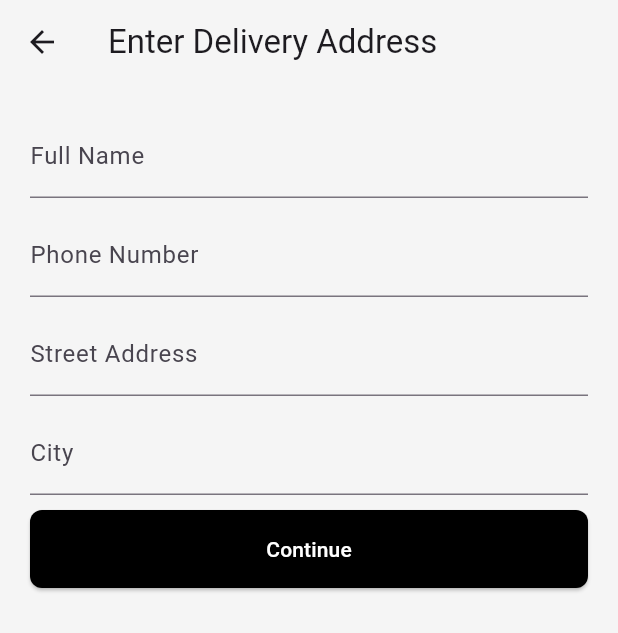
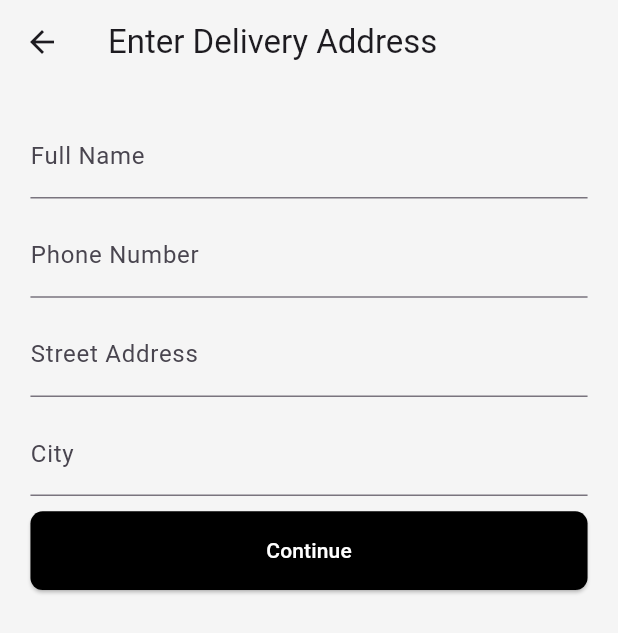
Before and after one commit to YasmineMohamedHegazy/shoe_store_app, a Flutter app: the HomePage screen opened directly, item 2 of the bottom bar chosen, after a tap on "Continue to Checkout", on a phone screen of 412 x 824 dp. Shown: the top 633 px of the screen. Run offline on Flutter 3.47's test engine with Material 3 defaults, Android fonts, the phone set to English and light mode, and no system bars; our stand-ins replace flutter_screenutil, google_nav_bar.

Commit message:
Updated to Responsive design

```diff
--- a/lib/components/bottom_nav_bar.dart
+++ b/lib/components/bottom_nav_bar.dart
@@ -18,8 +18,8 @@ class BottNavBar extends StatelessWidget {
       tabs: const [
         GButton(icon: Icons.home, text: 'Home',),
         GButton(icon: Icons.shopping_bag_rounded, text: 'Cart',)
-
-      ]),
+        ]
+      ),
     );
   }
 }
--- a/lib/components/shoe_tile.dart
+++ b/lib/components/shoe_tile.dart
@@ -1,4 +1,5 @@
 import 'package:flutter/material.dart';
+import 'package:flutter_screenutil/flutter_screenutil.dart';
 import 'package:shoes_shopapp/models/shoe.dart';
 
 
@@ -9,28 +10,29 @@ class ShoeTile extends StatelessWidget {
 
   @override
   Widget build(BuildContext context) {
-    return Container(margin: EdgeInsets.only(left: 25),width: 200,
-    decoration: BoxDecoration(color: Colors.grey[100],borderRadius: BorderRadius.circular(12)
+    return Container(margin: EdgeInsets.only(left: 25.w),width: 200.w,
+    decoration: BoxDecoration(color: Colors.grey[100],borderRadius: BorderRadius.circular(12.r)
     ),
     child: Column(
       mainAxisAlignment: MainAxisAlignment.spaceBetween,
       children: [
       //shoe pic
       ClipRRect(
-        borderRadius: BorderRadius.circular(12),
+        borderRadius: BorderRadius.circular(12.r),
         child: Image.asset(shoe.imagepath)),
 
      //Description
      Padding(
-       padding: const EdgeInsets.symmetric(horizontal: 25.0),
+       padding: EdgeInsets.symmetric(horizontal: 25.0.w),
        child: Text(
         shoe.description,
-        style: TextStyle(color:Colors.grey[600]),),
+        style: TextStyle(color:Colors.grey[600]),
+        ),
      ),
 
     // price and details
     Padding(
-      padding: const EdgeInsets.only(left: 12.0),
+      padding: EdgeInsets.only(left: 12.0.w),
       child: Row(
         mainAxisAlignment: MainAxisAlignment.spaceBetween, //pushed the plus icon to the end
         crossAxisAlignment: CrossAxisAlignment.start,
@@ -40,32 +42,35 @@ class ShoeTile extends StatelessWidget {
             mainAxisAlignment: MainAxisAlignment.start,
             children: [
               //shoe name
-              Text(shoe.name,style:const TextStyle(fontWeight: FontWeight.bold,fontSize: 18),
+              Text(shoe.name,style: TextStyle(fontWeight: FontWeight.bold,fontSize: 18.sp),
               overflow: TextOverflow.ellipsis,
               ),
 
-              const SizedBox(height: 5),
+              SizedBox(height: 5.h),
               //price
               Text(shoe.price + 'EGP',style: const TextStyle(color: Colors.black),),
-              ],),),
+              ],
+            ),
+          ),
               //plus button
               GestureDetector(
                 onTap: onTap,
                 child: Container(
-                  padding: const EdgeInsets.all(12),
-                  decoration: const BoxDecoration(color: Colors.black,
+                  padding: EdgeInsets.all(12.r),
+                  decoration: BoxDecoration(color: Colors.black,
                   borderRadius: BorderRadius.only(
-                    topLeft:Radius.circular(12),bottomRight:Radius.circular(12)
-                    )),
+                    topLeft:Radius.circular(12.r),bottomRight:Radius.circular(12.r)
+                    )
+                  ),
                     child: const Icon(Icons.add,color: Colors.white,),
                 ),
               )
-              ],),
+            ],
+          ),
+        )
+      ],
     )
-
-    ],
-    )
-    );
+  );
 
   }
 }
--- a/lib/pages/address_page.dart
+++ b/lib/pages/address_page.dart
@@ -1,7 +1,6 @@
 import 'package:flutter/material.dart';
+import 'package:flutter_screenutil/flutter_screenutil.dart';
 import 'package:shoes_shopapp/pages/summary_page.dart';
-
-
 
 class AddressPage extends StatefulWidget {
   const AddressPage({super.key});
@@ -36,16 +35,16 @@ class _AddressPageState extends State<AddressPage> {
       );
     }
   }
-
   @override
   Widget build(BuildContext context) {
     return Scaffold(
       backgroundColor: Colors.grey[100],
       appBar: AppBar(
         backgroundColor: Colors.grey[100],
-        title: const Text('Enter Delivery Address')),
+        title: const Text('Enter Delivery Address')
+        ),
       body: Padding(
-        padding: const EdgeInsets.all(20),
+        padding: EdgeInsets.all(20.r),
         child: Form(
           key: _formKey,
           child: ListView(
@@ -56,7 +55,7 @@ class _AddressPageState extends State<AddressPage> {
                 decoration: const InputDecoration(labelText: 'Full Name'),
                 validator: (value) => value!.isEmpty ? 'Enter your name' : null,
               ),
-              const SizedBox(height: 10),
+              SizedBox(height: 10.h),
 
               // Phone
               TextFormField(
@@ -65,7 +64,7 @@ class _AddressPageState extends State<AddressPage> {
                 keyboardType: TextInputType.phone,
                 validator: (value) => value!.isEmpty ? 'Enter phone number' : null,
               ),
-              const SizedBox(height: 10),
+              SizedBox(height: 10.h),
 
               // Street Address
               TextFormField(
@@ -73,7 +72,7 @@ class _AddressPageState extends State<AddressPage> {
                 decoration: const InputDecoration(labelText: 'Street Address'),
                 validator: (value) => value!.isEmpty ? 'Enter address' : null,
               ),
-              const SizedBox(height: 10),
+              SizedBox(height: 10.h),
 
               // City
               TextFormField(
@@ -81,15 +80,15 @@ class _AddressPageState extends State<AddressPage> {
                 decoration: const InputDecoration(labelText: 'City'),
                 validator: (value) => value!.isEmpty ? 'Enter city' : null,
               ),
-              const SizedBox(height: 10),
+              SizedBox(height: 10.h),
 
               // Continue Button
               ElevatedButton(
                 onPressed: goToSummaryPage,
                 style: ElevatedButton.styleFrom(
                   backgroundColor: Colors.black,
-                  padding: const EdgeInsets.symmetric(vertical: 16),
-                  shape: RoundedRectangleBorder(borderRadius: BorderRadius.circular(8))
+                  padding: EdgeInsets.symmetric(vertical: 16.h),
+                  shape: RoundedRectangleBorder(borderRadius: BorderRadius.circular(8.r))
                 ),
                 child: const Text(
                   'Continue',
--- a/lib/pages/cart_page.dart
+++ b/lib/pages/cart_page.dart
@@ -1,4 +1,5 @@
 import 'package:flutter/material.dart';
+import 'package:flutter_screenutil/flutter_screenutil.dart';
 import 'package:provider/provider.dart';
 import 'package:shoes_shopapp/components/cart_item.dart';
 import 'package:shoes_shopapp/pages/address_page.dart';
@@ -12,13 +13,13 @@ class CartPage extends StatelessWidget {
   @override
   Widget build (BuildContext context) {
     return Consumer<Cart> (builder:(context, value, child) => Padding(
-      padding: const EdgeInsets.symmetric(horizontal: 25.0),
+      padding: EdgeInsets.symmetric(horizontal: 25.0.w),
       child: Column(
         crossAxisAlignment: CrossAxisAlignment.start,
         children: [
           // Heading
-          const Text('My Cart',style: TextStyle(fontWeight: FontWeight.bold, fontSize: 24),),
-          const SizedBox(height: 20),
+          Text('My Cart',style: TextStyle(fontWeight: FontWeight.bold, fontSize: 24.sp),),
+          SizedBox(height: 20.h),
 
           Expanded(
             child: ListView.builder(
@@ -29,32 +30,29 @@ class CartPage extends StatelessWidget {
 
             // return the cart item
             return CartItem(shoe: individualShoe,);
-
           }
-          ),),
+        ),
+      ),
           // Checkout button
           ElevatedButton(
             onPressed: () {
               Navigator.push(
                 context, MaterialPageRoute(
                   builder: (context) => const AddressPage()));
-
                 },
                 style: ElevatedButton.styleFrom(
                   backgroundColor: Colors.black,
-                  padding: EdgeInsets.symmetric(vertical:16),
-                  shape: RoundedRectangleBorder(borderRadius: BorderRadius.circular(8))
-
+                  padding: EdgeInsets.symmetric(vertical:16.h),
+                  shape: RoundedRectangleBorder(borderRadius: BorderRadius.circular(8.r))
                 ),
                 child: Center(
                   child: Text('Continue to Checkout',style: TextStyle(
-                    color: Colors.white,fontSize: 16)),
-
+                    color: Colors.white,fontSize: 16.sp)
+                    ),
                   )
                 ),
-            const SizedBox(height: 25)
+            SizedBox(height: 25.h)
             ],
-
           ),
         ),
       );
--- a/lib/pages/home_page.dart
+++ b/lib/pages/home_page.dart
@@ -1,4 +1,5 @@
 import 'package:flutter/material.dart';
+import 'package:flutter_screenutil/flutter_screenutil.dart';
 import 'package:shoes_shopapp/components/bottom_nav_bar.dart';
 import 'package:shoes_shopapp/pages/cart_page.dart';
 import 'package:shoes_shopapp/pages/home_page2.dart';
@@ -28,7 +29,6 @@ class _HomePageState extends State<HomePage>{
     const CartPage(),
   ];
 
-
   @override
   Widget build (BuildContext context) {
     return Scaffold(
@@ -50,18 +50,20 @@ class _HomePageState extends State<HomePage>{
       drawer: Drawer(backgroundColor: Colors.white,
       child: Column(
         children: [
-        SizedBox(height: 60),
+        SizedBox(height: 60.h),
 
        //other pages
-       const Padding(
-         padding: const EdgeInsets.only(left: 25.0),
+       Padding(
+         padding: EdgeInsets.only(left: 25.0.w),
          child: ListTile(leading: Icon(Icons.home,color: Colors.black,),title: Text('Home',style: TextStyle(
           color: Colors.black
-         ),)),
-       ),
+         ),
+        )
+      ),
+    ),
 
        Padding(
-         padding: const EdgeInsets.only(left: 25.0),
+         padding: EdgeInsets.only(left: 25.0.w),
          child: ListTile(leading: Icon(Icons.shop,color: Colors.black,),title: Text('Shop',style: TextStyle(
           color: Colors.black
          ),),
@@ -72,21 +74,26 @@ class _HomePageState extends State<HomePage>{
          ,),
        ),
 
-       const Padding(
-         padding: const EdgeInsets.only(left: 25.0),
+       Padding(
+         padding: EdgeInsets.only(left: 25.0.w),
          child: ListTile(leading: Icon(Icons.info,color: Colors.black,),title: Text('About',style: TextStyle(
           color: Colors.black
-         ),)),
-       ),
+         ),
+        )
+      ),
+    ),
 
-       const Padding(
-         padding: const EdgeInsets.only(left: 25.0),
+       Padding(
+         padding: EdgeInsets.only(left: 25.0.w),
          child: ListTile(leading: Icon(Icons.logout,color: Colors.black,),title: Text('Logout',style: TextStyle(
           color: Colors.black
-         ),)),
-       )
-
-      ],),),
+         ),
+        )
+      ),
+    )
+      ],
+    ),
+  ),
       body: _pages [_selectedIndex], //it changes the page when a user tap a button
     );
   }
--- a/lib/pages/home_page2.dart
+++ b/lib/pages/home_page2.dart
@@ -1,4 +1,5 @@
 import 'package:flutter/material.dart';
+import 'package:flutter_screenutil/flutter_screenutil.dart';
 import 'package:provider/provider.dart';
 import 'package:shoes_shopapp/components/shoe_tile.dart';
 import 'package:shoes_shopapp/models/shoe.dart';
@@ -11,20 +12,18 @@ class HomePage2 extends StatefulWidget {
   @override
   State<HomePage2> createState() => _HomePage2State();
 }
-
-//add shoe to cart
+// add shoe to cart
 void addShoeToCart(BuildContext context, shoe) {
   Provider.of<Cart>(context, listen: false).addItemToCart(shoe); //defining the function
 
-//alert the user, shoe successfully added
+// alert the user, shoe successfully added
 showDialog(
   context: context,
   builder: (context) => AlertDialog(
   title: Text('Successfully added!'),
   content: Text('Check your cart'),
-
-),
-);
+    ),
+  );
 }
 
 class _HomePage2State extends State <HomePage2> {
@@ -32,34 +31,37 @@ class _HomePage2State extends State <HomePage2> {
   Widget build (BuildContext build) {
 
     return Consumer<Cart>(builder: (context, value, child) => Column(children: [
-      //search bar
+      // search bar
       Container(
-        padding: const EdgeInsets.all(12),margin: const EdgeInsets.symmetric(horizontal: 25),
-        decoration: BoxDecoration(color: Colors.grey[200],borderRadius: BorderRadius.circular(8)),
+        padding: EdgeInsets.all(12.r),margin: EdgeInsets.symmetric(horizontal: 25.w),
+        decoration: BoxDecoration(color: Colors.grey[200],borderRadius: BorderRadius.circular(8.r)),
         child: Row(
           mainAxisAlignment: MainAxisAlignment.spaceBetween, //de khalet el search icon fl akher 3ashan khalet fe space ben el text wl icon
           children: [
-            Text('Search'),Icon(Icons.search,color: Colors.grey,),
+            Text('Search'),Icon(Icons.search,color: Colors.grey),
           ],
-        ),),
+        ),
+      ),
 
-     //message
+     // message
      Padding(
-       padding: const EdgeInsets.symmetric(vertical: 25.0),
-       child: Text('Step into comfort, style and premium quality.',style: TextStyle(color: Colors.grey[600]),),
+       padding: EdgeInsets.symmetric(vertical: 25.0.h),
+       child: Text('Step into comfort, style and premium quality.',style: TextStyle(color: Colors.grey[600]
+       ),
+      ),
      ),
 
-    //hot picks
+    // hot picks
     Padding(
-      padding: const EdgeInsets.symmetric(horizontal: 25.0),
+      padding: EdgeInsets.symmetric(horizontal: 25.0.w),
       child: Row(mainAxisAlignment:MainAxisAlignment.spaceBetween,crossAxisAlignment: CrossAxisAlignment.end,
-      children: const [Text('Best Sellers',style: TextStyle(fontWeight: FontWeight.bold,fontSize: 24),),
+      children: [Text('Best Sellers',style: TextStyle(fontWeight: FontWeight.bold,fontSize: 24.sp),),
       Text('See all',style: TextStyle(fontWeight: FontWeight.bold,color: Colors.blue),)],),
     ),
 
-    const SizedBox(height: 10),
+    SizedBox(height: 10.h),
 
-    //List of shoes for sale
+    // List of shoes for sale
 Expanded(
   child: ListView.builder(
     itemCount: value.getShoeList().length,
@@ -76,7 +78,7 @@ Expanded(
     },
   ),
 ),
-         Divider(color: Colors.white,)
+         Divider(color: Colors.white,thickness: 1.h)
     ],
     ) );
   }
--- a/lib/pages/shop_page.dart
+++ b/lib/pages/shop_page.dart
@@ -1,4 +1,5 @@
 import 'package:flutter/material.dart';
+import 'package:flutter_screenutil/flutter_screenutil.dart';
 import 'package:provider/provider.dart';
 import 'package:shoes_shopapp/components/shoe_tile.dart';
 import 'package:shoes_shopapp/models/cart.dart';
@@ -26,13 +27,13 @@ class ShopPage extends StatelessWidget {
       ),
       backgroundColor: Colors.grey[100],
       body: Padding(
-        padding: const EdgeInsets.all(16.0),
+        padding: EdgeInsets.all(16.0.r),
         child: ListView.builder(
           itemCount: allShoes.length,
           itemBuilder: (context, index) {
             final shoe = allShoes[index];
             return Padding(
-              padding: const EdgeInsets.only(bottom: 20.0),
+              padding: EdgeInsets.only(bottom: 20.0.h),
               child: ShoeTile(
                 shoe: shoe,
                 onTap: () {
```
Also changed, not shown: lib/components/cart_item.dart (+3 -5 lines), lib/main.dart (+13 -6 lines), lib/pages/confirmation_page.dart (+13 -12 lines), lib/pages/intro_page.dart (+17 -16 lines), lib/pages/summary_page.dart (+11 -11 lines), pubspec.yaml (+5 -67 lines), pubspec.lock. Lines whose indentation alone changed are shown as unchanged.
